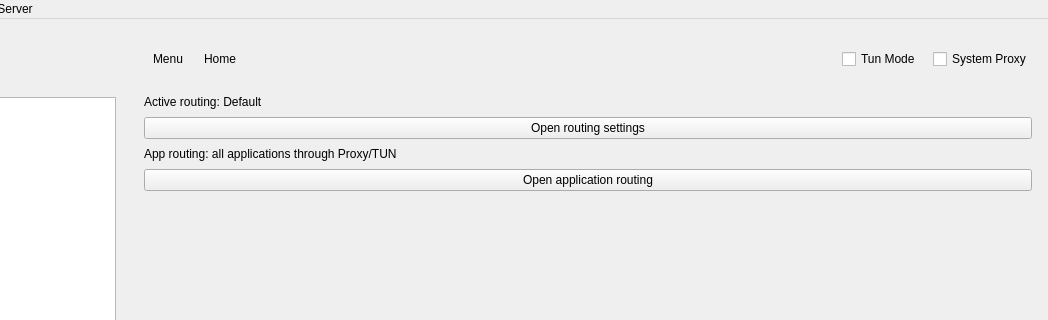
First picture: the form in ui/mainwindow.ui, repository cofedish/cofe-nekobox, before the edit; both pictures show x 152 to 1200 and y 0 to 320 of the 1200 by 760 pixel window.
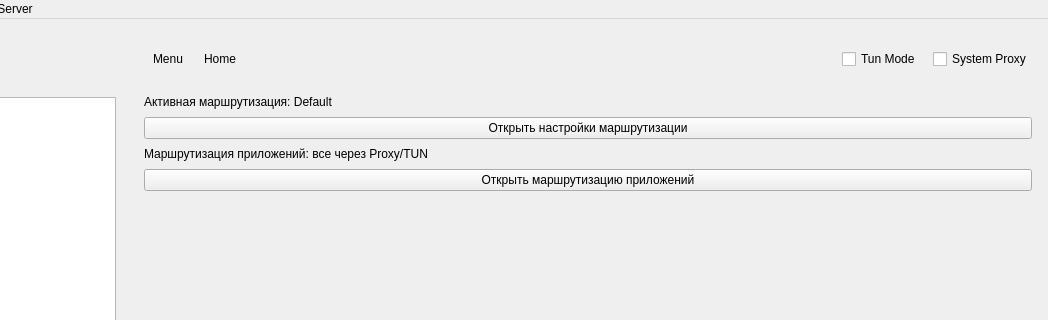
Second picture: the form after the edit. The open tabs and pages were chosen to show the change. Custom widgets are drawn as their Qt base class.

Commit message: ui: translate app routing screens to russian

```diff
--- a/ui/mainwindow.ui
+++ b/ui/mainwindow.ui
@@ -1076,21 +1076,21 @@
               <item>
                <widget class="QLabel" name="rules_active_label">
                 <property name="text">
-                 <string>Active routing: Default</string>
+                  <string>Активная маршрутизация: Default</string>
                 </property>
                </widget>
               </item>
               <item>
                <widget class="QPushButton" name="rules_open">
                 <property name="text">
-                 <string>Open routing settings</string>
+                  <string>Открыть настройки маршрутизации</string>
                 </property>
                </widget>
               </item>
               <item>
                <widget class="QLabel" name="rules_app_summary">
                 <property name="text">
-                 <string>App routing: all applications through Proxy/TUN</string>
+                  <string>Маршрутизация приложений: все через Proxy/TUN</string>
                 </property>
                 <property name="wordWrap">
                  <bool>true</bool>
@@ -1100,7 +1100,7 @@
               <item>
                <widget class="QPushButton" name="rules_app_routing">
                 <property name="text">
-                 <string>Open application routing</string>
+                  <string>Открыть маршрутизацию приложений</string>
                 </property>
                </widget>
               </item>
```
The commit also changes 2 other files.
